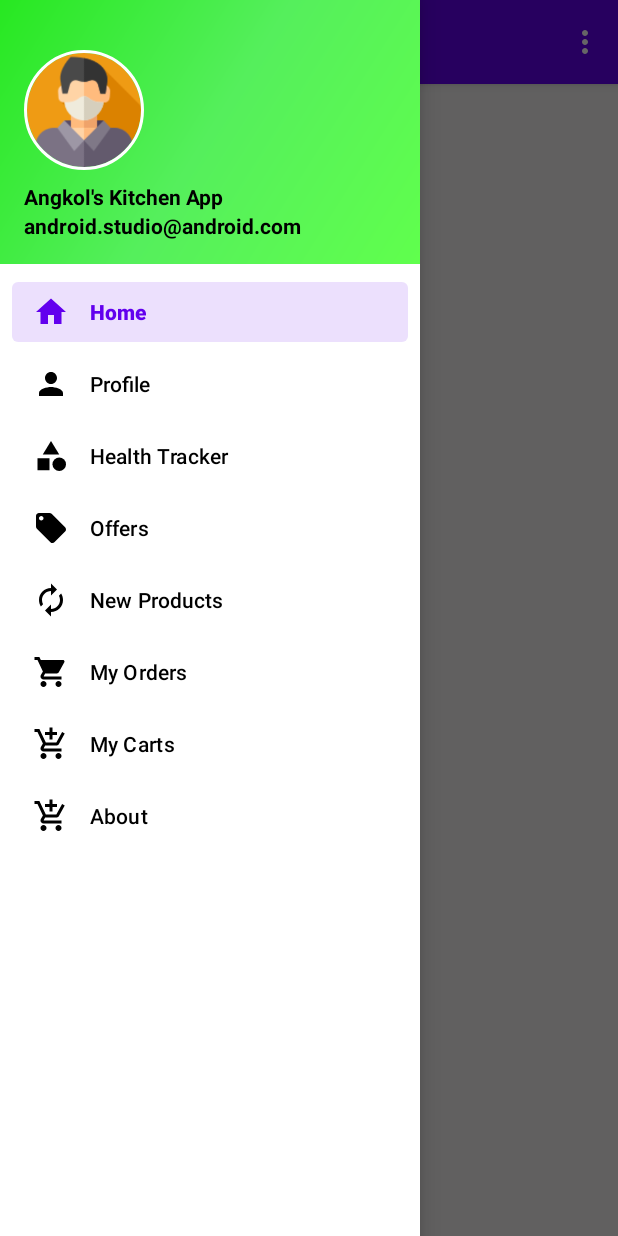
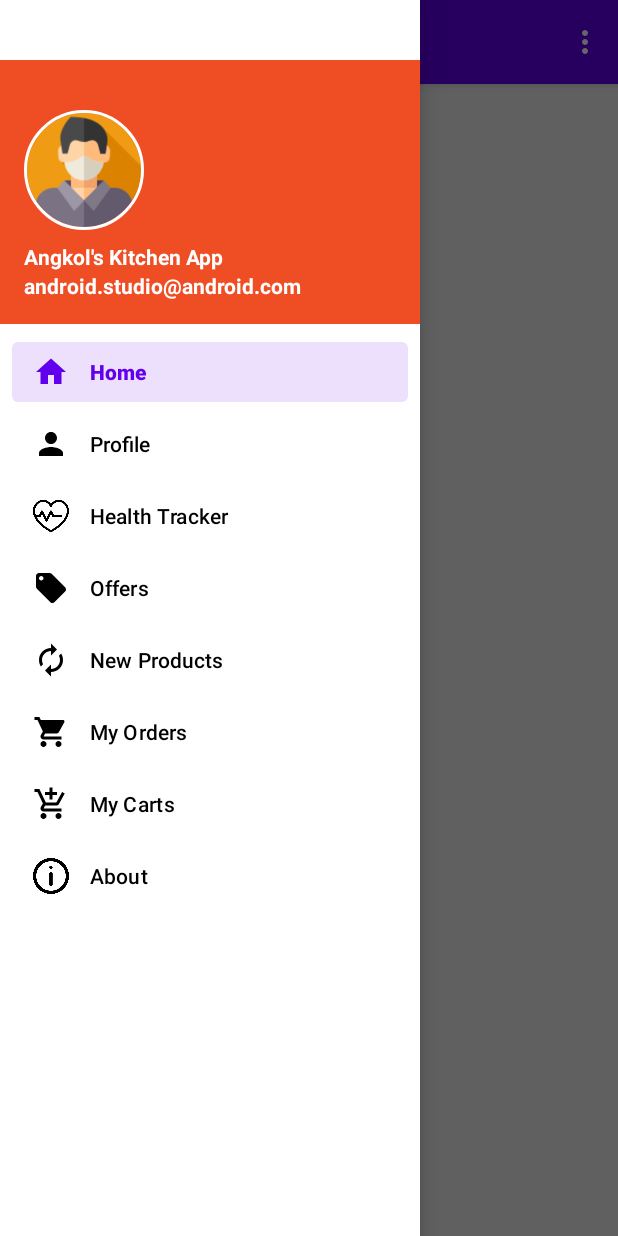
Before and after one commit to Zeraphim/AngkolsKitchenApp, an Android app: the screen it shows after launch once a user with an empty profile is signed in (GalleryMenu), with the side drawer open, on a phone screen of 412 x 824 dp. Run offline under Robolectric (Android 15) with nearby library versions, the phone set to English and light mode, and no system bars; our stand-ins replace CircleImageView, Firebase (no records; nobody signed in at launch, a user with empty details on screens opened directly), navigation-ui; pictures from the network do not load; Roboto replaces fonts that are not available here; 3 statements that could not run were skipped.

Commit message:
Changed bg color nav_header_main.xml Changed icon activity_main_drawer.xml added heart_rate.png added about_icon.png

```diff
--- a/app/src/main/res/drawable/side_nav_bar.xml
+++ b/app/src/main/res/drawable/side_nav_bar.xml
@@ -2,8 +2,8 @@
     android:shape="rectangle">
     <gradient
         android:angle="135"
-        android:centerColor="#55EF5C"
-        android:endColor="#27E821"
-        android:startColor="#60FF4D"
+        android:centerColor="#EF4D23"
+        android:endColor="#EF4D23"
+        android:startColor="#EF4D23"
         android:type="linear" />
 </shape>
--- a/app/src/main/res/layout/nav_header_main.xml
+++ b/app/src/main/res/layout/nav_header_main.xml
@@ -6,6 +6,7 @@
     android:background="@drawable/side_nav_bar"
     android:gravity="bottom"
     android:orientation="vertical"
+    android:layout_marginTop="40dp"
     android:paddingLeft="@dimen/activity_horizontal_margin"
     android:paddingTop="@dimen/activity_vertical_margin"
     android:paddingRight="@dimen/activity_horizontal_margin"
@@ -26,9 +27,8 @@
 
     <TextView
         android:id="@+id/nav_header_name"
-        android:textColor="@color/black"
+        android:textColor="@color/white"
         android:textStyle="bold"
-
         android:layout_width="match_parent"
         android:layout_height="wrap_content"
         android:paddingTop="@dimen/nav_header_vertical_spacing"
@@ -36,9 +36,8 @@
         android:textAppearance="@style/TextAppearance.AppCompat.Body1" />
 
     <TextView
-        android:textColor="@color/black"
+        android:textColor="@color/white"
         android:textStyle="bold"
-
         android:id="@+id/nav_header_email"
         android:layout_width="wrap_content"
         android:layout_height="wrap_content"
--- a/app/src/main/res/menu/activity_main_drawer.xml
+++ b/app/src/main/res/menu/activity_main_drawer.xml
@@ -14,7 +14,7 @@
             android:title="Profile" />
         <item
             android:id="@+id/nav_health"
-            android:icon="@drawable/ic_baseline_category_24"
+            android:icon="@drawable/heart_rate"
             android:title="Health Tracker" />
 
         <item
@@ -39,7 +39,7 @@
 
         <item
             android:id="@+id/nav_about"
-            android:icon="@drawable/mycart"
+            android:icon="@drawable/about_icon"
             android:title="About" />
     </group>
 </menu>
```
Also changed, not shown: app/src/main/res/drawable-xxhdpi/about_icon.png (added), app/src/main/res/drawable-xxhdpi/heart_rate.png (added).
